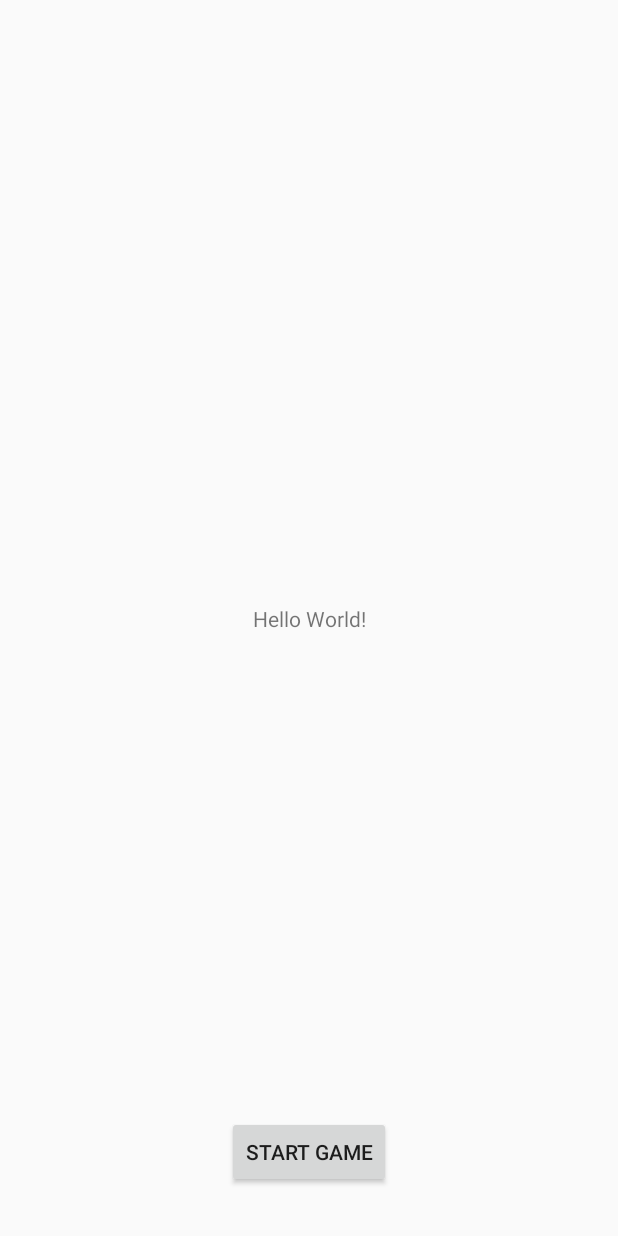
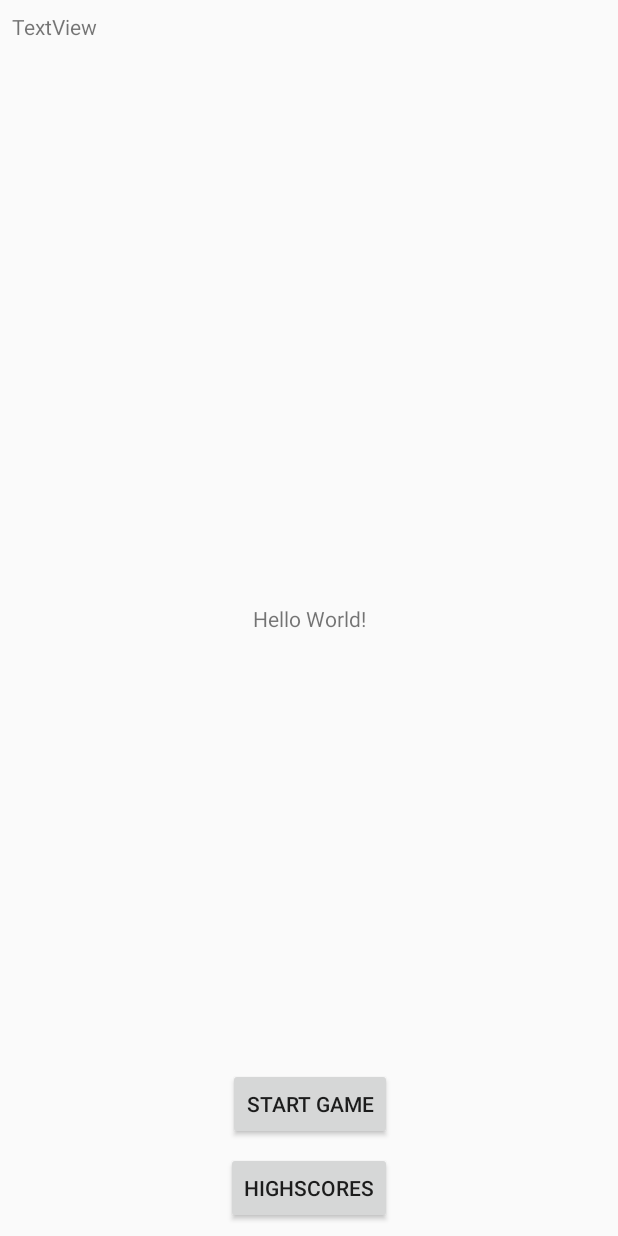
Before and after one commit to algorythm/GallowGame2_Assignment, an Android app: the layout activity_main.xml on its own in the app's theme, with its tools: preview values and no code run, on a phone screen of 412 x 824 dp. Run offline under Robolectric (Android 15) with nearby library versions, the phone set to English and light mode, and no system bars.

Commit message:
Cleaned up activities

```diff
--- a/app/src/main/res/layout/activity_main.xml
+++ b/app/src/main/res/layout/activity_main.xml
@@ -4,7 +4,7 @@
     xmlns:tools="http://schemas.android.com/tools"
     android:layout_width="match_parent"
     android:layout_height="match_parent"
-    tools:context="dk.blackdarkness.gg.MainActivity">
+    tools:context="dk.blackdarkness.gg.gallowgame.UI.MainActivity">
 
     <TextView
         android:layout_width="wrap_content"
@@ -19,10 +19,33 @@
         android:id="@+id/main_btnStartGame"
         android:layout_width="wrap_content"
         android:layout_height="wrap_content"
-        android:layout_marginBottom="32dp"
+        android:layout_marginBottom="8dp"
         android:layout_marginEnd="8dp"
         android:layout_marginStart="8dp"
         android:text="Start Game"
+        app:layout_constraintBottom_toTopOf="@+id/main_btnHighscores"
+        app:layout_constraintEnd_toEndOf="parent"
+        app:layout_constraintHorizontal_bias="0.502"
+        app:layout_constraintStart_toStartOf="parent" />
+
+    <TextView
+        android:id="@+id/demotext"
+        android:layout_width="wrap_content"
+        android:layout_height="wrap_content"
+        android:layout_marginStart="8dp"
+        android:layout_marginTop="8dp"
+        android:text="TextView"
+        app:layout_constraintStart_toStartOf="parent"
+        app:layout_constraintTop_toTopOf="parent" />
+
+    <Button
+        android:id="@+id/main_btnHighscores"
+        android:layout_width="wrap_content"
+        android:layout_height="wrap_content"
+        android:layout_marginBottom="8dp"
+        android:layout_marginEnd="8dp"
+        android:layout_marginStart="8dp"
+        android:text="Highscores"
         app:layout_constraintBottom_toBottomOf="parent"
         app:layout_constraintEnd_toEndOf="parent"
         app:layout_constraintStart_toStartOf="parent" />
--- a/app/src/main/res/layout/fragment_highscores.xml
+++ /dev/null
@@ -1,6 +0,0 @@
-<?xml version="1.0" encoding="utf-8"?>
-<android.support.constraint.ConstraintLayout
-    xmlns:android="http://schemas.android.com/apk/res/android" android:layout_width="match_parent"
-    android:layout_height="match_parent">
-
-</android.support.constraint.ConstraintLayout>
```
Also changed, not shown: app/src/main/res/layout/highscore_item.xml (+7 -6 lines).
